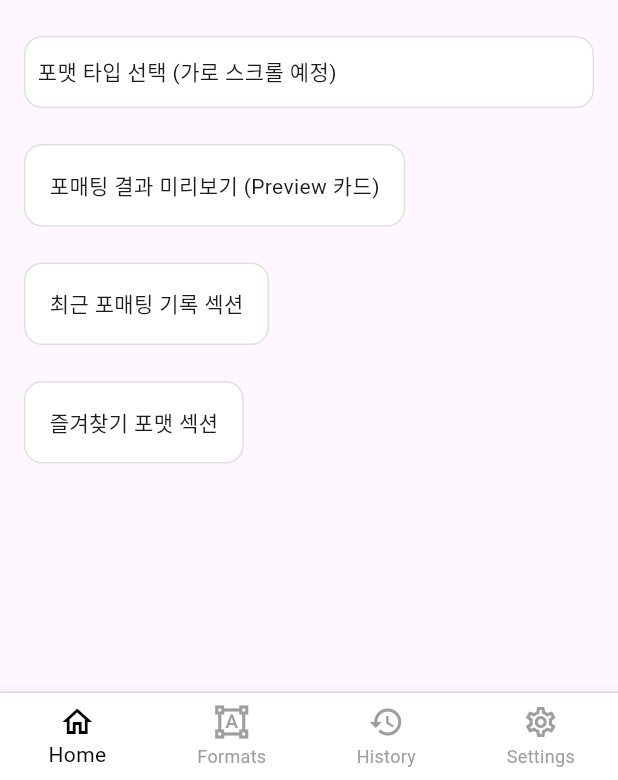
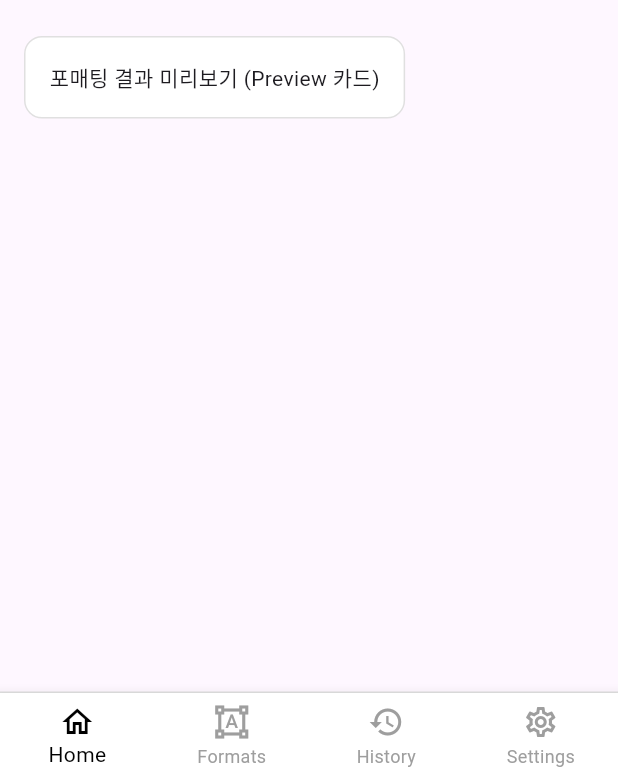
Before and after one commit to hyperbora/format_kit, a Flutter app: the screen it shows after launch, on a phone screen of 412 x 824 dp, the part 456-1236 px from its top. Run offline on Flutter 3.47's test engine with Material 3 defaults, Android fonts, the phone set to English and light mode, and no system bars; our stand-ins replace flutter_riverpod.

Commit message:
fix: 홈화면 간소화

```diff
--- a/lib/screens/home/home_screen.dart
+++ b/lib/screens/home/home_screen.dart
@@ -17,13 +17,7 @@ class HomeScreen extends StatelessWidget {
           SizedBox(height: 16),
           QuickFormatActions(),
           SizedBox(height: 24),
-          FormatTypeSelector(),
-          SizedBox(height: 24),
           FormatPreviewCard(),
-          SizedBox(height: 24),
-          RecentHistorySection(),
-          SizedBox(height: 24),
-          FavoriteFormatsSection(),
         ],
       ),
     );
@@ -47,21 +41,6 @@ class QuickFormatActions extends StatelessWidget {
   }
 }
 
-class FormatTypeSelector extends StatelessWidget {
-  const FormatTypeSelector({super.key});
-
-  @override
-  Widget build(BuildContext context) {
-    return Container(
-      height: 48,
-      padding: const EdgeInsets.symmetric(horizontal: 8),
-      decoration: _boxDecoration(),
-      alignment: Alignment.centerLeft,
-      child: const Text("포맷 타입 선택 (가로 스크롤 예정)"),
-    );
-  }
-}
-
 class FormatPreviewCard extends StatelessWidget {
   const FormatPreviewCard({super.key});
 
@@ -71,32 +50,6 @@ class FormatPreviewCard extends StatelessWidget {
       padding: const EdgeInsets.all(16),
       decoration: _boxDecoration(),
       child: const Text("포매팅 결과 미리보기 (Preview 카드)"),
-    );
-  }
-}
-
-class RecentHistorySection extends StatelessWidget {
-  const RecentHistorySection({super.key});
-
-  @override
-  Widget build(BuildContext context) {
-    return Container(
-      padding: const EdgeInsets.all(16),
-      decoration: _boxDecoration(),
-      child: const Text("최근 포매팅 기록 섹션"),
-    );
-  }
-}
-
-class FavoriteFormatsSection extends StatelessWidget {
-  const FavoriteFormatsSection({super.key});
-
-  @override
-  Widget build(BuildContext context) {
-    return Container(
-      padding: const EdgeInsets.all(16),
-      decoration: _boxDecoration(),
-      child: const Text("즐겨찾기 포맷 섹션"),
     );
   }
 }
```
